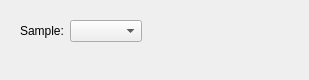
Qt form rom/romwidget.ui (nirjacobson/Chromasound-Studio) before a commit.
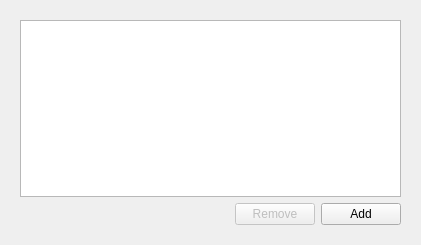
The same form after that commit. The open tabs and pages were chosen to show the change.

Commit message: ROM channel settings assign keys to samples

```diff
--- a/rom/romwidget.ui
+++ b/rom/romwidget.ui
@@ -6,14 +6,14 @@
    <rect>
     <x>0</x>
     <y>0</y>
-    <width>295</width>
-    <height>78</height>
+    <width>421</width>
+    <height>245</height>
    </rect>
   </property>
   <property name="windowTitle">
    <string>Form</string>
   </property>
-  <layout class="QGridLayout" name="gridLayout_3">
+  <layout class="QGridLayout" name="gridLayout_2">
    <item row="0" column="0">
     <widget class="QStackedWidget" name="stackedWidget">
      <widget class="QWidget" name="page">
@@ -31,46 +31,39 @@
       </layout>
      </widget>
      <widget class="QWidget" name="page_2">
-      <layout class="QGridLayout" name="gridLayout_2">
-       <item row="0" column="0">
-        <layout class="QHBoxLayout" name="horizontalLayout">
-         <item>
-          <widget class="QLabel" name="label">
-           <property name="text">
-            <string>Sample:</string>
-           </property>
-          </widget>
-         </item>
-         <item>
-          <widget class="QComboBox" name="sampleComboBox"/>
-         </item>
-        </layout>
+      <layout class="QGridLayout" name="gridLayout_3">
+       <item row="0" column="0" colspan="3">
+        <widget class="QTableView" name="tableView"/>
        </item>
-       <item row="0" column="1">
+       <item row="1" column="0">
         <spacer name="horizontalSpacer">
          <property name="orientation">
           <enum>Qt::Orientation::Horizontal</enum>
          </property>
          <property name="sizeHint" stdset="0">
           <size>
-           <width>0</width>
+           <width>210</width>
            <height>20</height>
           </size>
          </property>
         </spacer>
        </item>
-       <item row="1" column="0">
-        <spacer name="verticalSpacer">
-         <property name="orientation">
-          <enum>Qt::Orientation::Vertical</enum>
+       <item row="1" column="1">
+        <widget class="QPushButton" name="removeButton">
+         <property name="enabled">
+          <bool>false</bool>
          </property>
-         <property name="sizeHint" stdset="0">
-          <size>
-           <width>20</width>
-           <height>8</height>
-          </size>
+         <property name="text">
+          <string>Remove</string>
          </property>
-        </spacer>
+        </widget>
+       </item>
+       <item row="1" column="2">
+        <widget class="QPushButton" name="addButton">
+         <property name="text">
+          <string>Add</string>
+         </property>
+        </widget>
        </item>
       </layout>
      </widget>
```
The commit also changes 13 other files.
